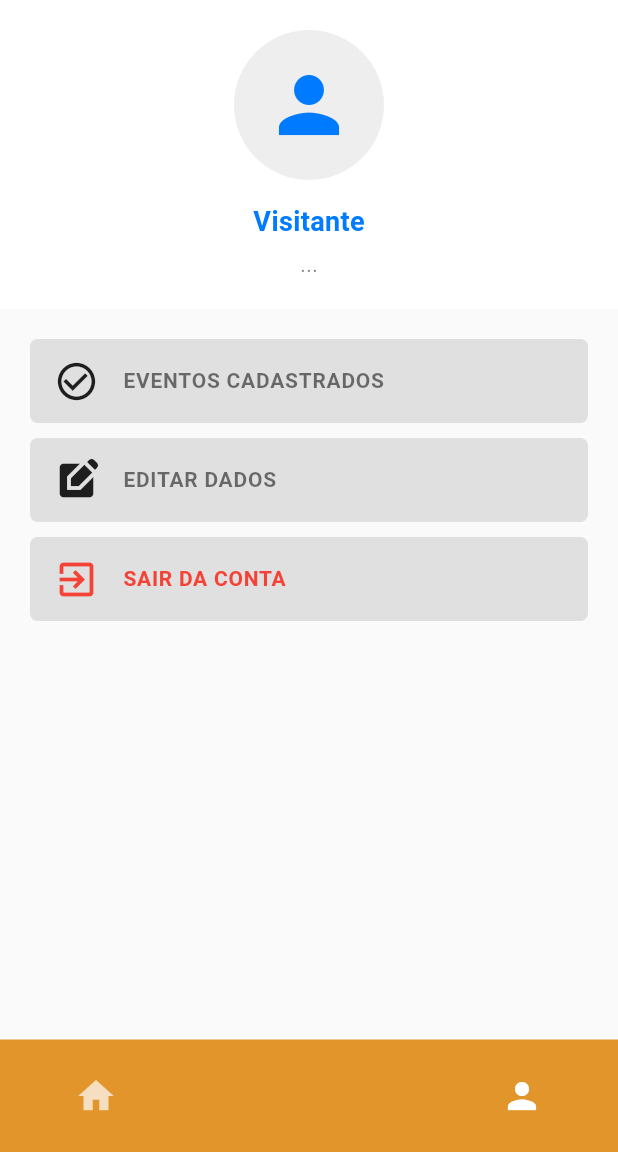
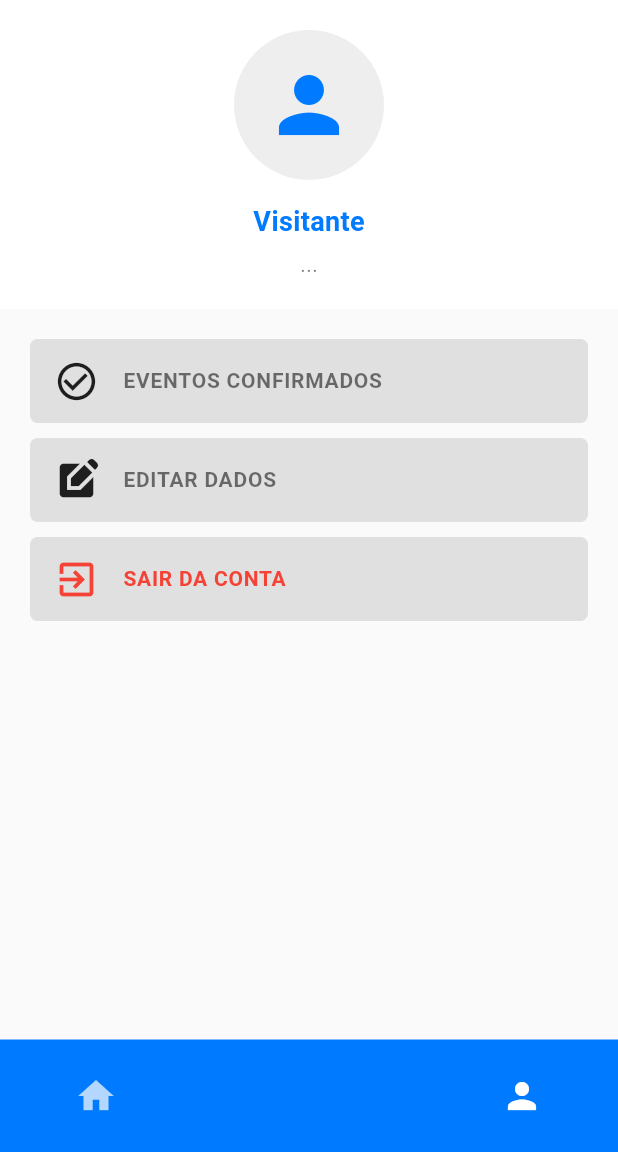
Before and after one commit to fga-eps-mds/2025.2-Gilgamesh, a Flutter app: the TelaPerfilUsuario screen opened directly, on a phone screen of 412 x 824 dp, the part 84-1236 px from its top. Run offline on Flutter 3.47's test engine with Material 3 defaults, Android fonts, the light colour scheme and no system bars; our stand-ins replace shared_preferences; accounts and stored records are empty.

Commit message:
padronizei a barra inferior e superior de usuario com a de ong pois estava dando eerro e modifiquei algumas rotas na tela de perfil de ong que estvam confundindo com a de usuario

```diff
--- a/mobile_apoia/lib/telas/doador/tela_perfil_usuario.dart
+++ b/mobile_apoia/lib/telas/doador/tela_perfil_usuario.dart
@@ -1,5 +1,8 @@
 import 'package:flutter/material.dart';
+// Importação da barra de navegação da ONG )
 import '../../widgets/barra_inferior_e_superior.dart';
+// Importação da barra de navegação do Doador
+import '../../widgets/barra_inferior_superior_tela_doador.dart';
 import '../../widgets/logo.dart';
 import '../../services/auth_service.dart';
 import '../../telas/acesso/tela_login.dart';
@@ -14,13 +17,14 @@ class TelaPerfilUsuario extends StatefulWidget {
 }
 
 class _TelaPerfilUsuarioState extends State<TelaPerfilUsuario> {
-  int _selectedIndex = 2;
+
+  int _selectedIndex = 1;
   final AuthService _authService = AuthService();
 
 
   String _nomeUsuario = "Carregando...";
   String _email = "...";
-  String _tipo = "";
+  // String _tipo = "";
 
 
   Color get corPrincipal => widget.isOng ? const Color(0xFFFF9900) : const Color(0xFF007AFF);
@@ -28,6 +32,12 @@ class _TelaPerfilUsuarioState extends State<TelaPerfilUsuario> {
   @override
   void initState() {
     super.initState();
+
+    if (widget.isOng) {
+       _selectedIndex = 2;
+    } else {
+       _selectedIndex = 1;
+    }
     _carregarDados();
   }
 
@@ -85,6 +95,21 @@ class _TelaPerfilUsuarioState extends State<TelaPerfilUsuario> {
 
   @override
   Widget build(BuildContext context) {
+    // Define qual Widget de Barra de Navegação será usado
+    final Widget navBar = widget.isOng
+      ? BottomNavBar(
+          iconSelecionado: _selectedIndex,
+          onTap: (index) {
+            setState(() => _selectedIndex = index);
+          },
+        )
+      : BottomNavBarDoador(
+          iconSelecionado: _selectedIndex,
+          onTap: (index) {
+            setState(() => _selectedIndex = index);
+          },
+        );
+
     return Scaffold(
       appBar: AppBar(
         backgroundColor: corPrincipal,
@@ -145,7 +170,7 @@ class _TelaPerfilUsuarioState extends State<TelaPerfilUsuario> {
                 children: [
                   _buildMenuItem(
                     icon: Icons.check_circle_outline,
-                    text: "Eventos Cadastrados",
+                    text: widget.isOng ? "Eventos Cadastrados" : "Eventos Confirmados",
                     onTap: () {
                       print("Eventos");
                     },
@@ -154,7 +179,7 @@ class _TelaPerfilUsuarioState extends State<TelaPerfilUsuario> {
                     icon: Icons.edit_square,
                     text: "Editar Dados",
                     onTap: () {
-                       print("Editar");
+                        print("Editar");
                     },
                   ),
                   _buildMenuItem(
@@ -170,12 +195,7 @@ class _TelaPerfilUsuarioState extends State<TelaPerfilUsuario> {
         ],
       ),
 
-      bottomNavigationBar: BottomNavBar(
-        iconSelecionado: _selectedIndex,
-        onTap: (index) {
-          setState(() => _selectedIndex = index);
-        },
-      ),
+      bottomNavigationBar: navBar,
     );
   }
 }
--- a/mobile_apoia/lib/widgets/barra_inferior_superior_tela_doador.dart
+++ b/mobile_apoia/lib/widgets/barra_inferior_superior_tela_doador.dart
@@ -3,11 +3,12 @@ import 'package:mobile_apoia/telas/doador/home_usuario.dart';
 import 'package:mobile_apoia/telas/doador/tela_perfil_usuario.dart';
 import 'logo.dart';
 
-// Cores (Tema Doador)
+
 const Color corAzulPrincipal = Color(0xFF007AFF);
 const Color corLaranjaONG = Color(0xFFFF9900);
 
-//  BARRA SUPERIOR
+// BARRA SUPERIOR
+
 class SuperiorBarDoador extends StatelessWidget implements PreferredSizeWidget {
   final bool showBackButton;
 
@@ -37,7 +38,10 @@ class SuperiorBarDoador extends StatelessWidget implements PreferredSizeWidget {
   }
 }
 
+// BARRA INFERIOR
+
 class BottomNavBarDoador extends StatelessWidget {
+
   final int iconSelecionado;
   final ValueChanged<int> onTap;
 
@@ -47,50 +51,62 @@ class BottomNavBarDoador extends StatelessWidget {
     required this.onTap,
   });
 
+
+  void _handleNavigation(BuildContext context, int index) {
+    onTap(index);
+
+    Widget screenToNavigate;
+    if (index == 0) {
+      screenToNavigate = const HomeUsuario();
+    } else if (index == 1) {
+
+      screenToNavigate = const TelaPerfilUsuario(isOng: false);
+    } else {
+
+      return;
+    }
+
+    Navigator.pushReplacement(
+      context,
+      MaterialPageRoute(builder: (_) => screenToNavigate),
+    );
+  }
+
   @override
   Widget build(BuildContext context) {
-    return BottomNavigationBar(
-      backgroundColor: corAzulPrincipal,
+    return Container(
 
-      currentIndex: iconSelecionado,
+      padding: const EdgeInsets.symmetric(horizontal: 40),
+      height: 75,
 
-      onTap: (index) {
-        onTap(index);
+      decoration: const BoxDecoration(color: corAzulPrincipal),
 
-        if (index == 0) {
-          Navigator.pushReplacement(
-            context,
-            MaterialPageRoute(builder: (_) => const HomeUsuario()),
-          );
-        } else if (index == 2) {
-          Navigator.pushReplacement(
-            context,
-            MaterialPageRoute(
-              builder: (_) => const TelaPerfilUsuario(isOng: false),
+      child: Row(
+        mainAxisAlignment: MainAxisAlignment.spaceBetween,
+        children: [
+
+          IconButton(
+            icon: Icon(
+              Icons.home,
+
+              color: iconSelecionado == 0 ? Colors.white : Colors.white70,
+              size: 28,
             ),
-          );
-        }
-      },
-      items: <BottomNavigationBarItem>[
-        BottomNavigationBarItem(
-          icon: Icon(
-            Icons.home,
-            color: iconSelecionado == 0 ? Colors.white : Colors.white70,
+            onPressed: () => _handleNavigation(context, 0),
           ),
-        ),
 
-        BottomNavigationBarItem(
-          icon: Icon(
-            Icons.person,
-            color: iconSelecionado == 2 ? Colors.white : Colors.white70,
+
+          IconButton(
+            icon: Icon(
+              Icons.person,
+
+              color: iconSelecionado == 1 ? Colors.white : Colors.white70,
+              size: 28,
+            ),
+            onPressed: () => _handleNavigation(context, 1),
           ),
-        ),
-      ],
-
-      selectedItemColor: Colors.white,
-      unselectedItemColor: Colors.white70,
-      showUnselectedLabels: true,
-      type: BottomNavigationBarType.fixed,
+        ],
+      ),
     );
   }
 }
```
Also changed, not shown: mobile_apoia/pubspec.lock.
